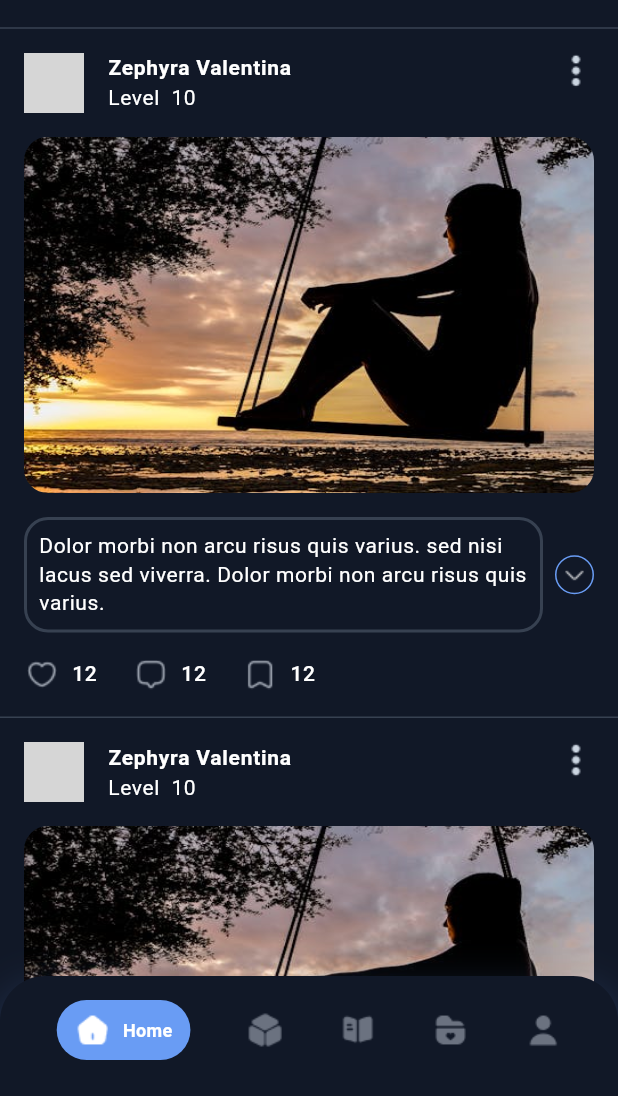
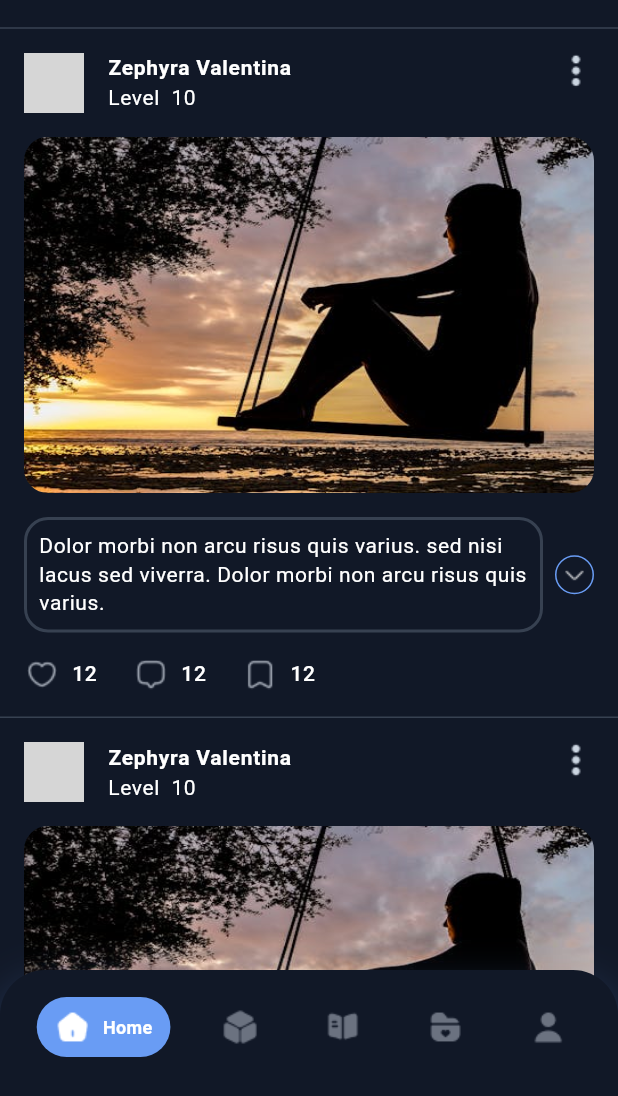
Before and after one commit to DargaHasanBasri/word_prime, a Flutter app: the screen it shows after launch, scrolled down 576 dp, on a phone screen of 412 x 824 dp, the part 140-1236 px from its top. Run offline on Flutter 3.47's test engine with Material 3 defaults, Android fonts, the phone set to English and light mode, and no system bars; our stand-ins replace cached_network_image, dotted_border, easy_localization, get_it; network calls fail; grey boxes are pictures that could not be loaded.

Commit message:
Update app icon
and Fix bottom nav bar

```diff
--- a/lib/ui/pages/main_tab/components/custom_bottom_navigation_bar.dart
+++ b/lib/ui/pages/main_tab/components/custom_bottom_navigation_bar.dart
@@ -1,5 +1,6 @@
 import 'package:word_prime/export.dart';
 import 'package:word_prime/ui/pages/main_tab/components/active_bottom_navigation_bar_item.dart';
+import 'package:word_prime/ui/pages/main_tab/components/inactive_bottom_navigation_bar_item.dart';
 
 class CustomBottomNavigationBar extends StatelessWidget {
   final ValueNotifier<int> whichIndex;
@@ -32,90 +33,50 @@ class CustomBottomNavigationBar extends StatelessWidget {
             return Row(
               mainAxisAlignment: MainAxisAlignment.spaceEvenly,
               children: [
-                GestureDetector(
-                  onTap: () {
-                    whichIndex.value = 0;
-                  },
-                  child: whichIndex.value == 0
+                whichIndex.value == 0
                     ? ActiveBottomNavigationBarItem(
                         iconAddress: AppAssets.icMainTabHomePath,
                         pageName: LocaleKeys.home.locale,
                       )
-                      : Image.asset(
-                          AppAssets.icMainTabHomePath,
-                          width: AppSizes.appOverallIconWidth,
-                          height: AppSizes.appOverallIconHeight,
-                          color:
-                              Theme.of(context).colorScheme.tertiaryContainer,
+                    : InactiveBottomNavigationBarItem(
+                        iconAddress: AppAssets.icMainTabHomePath,
+                        onTapIcon: () => whichIndex.value = 0,
                       ),
-                ),
-                GestureDetector(
-                  onTap: () {
-                    whichIndex.value = 1;
-                  },
-                  child: whichIndex.value == 1
+                whichIndex.value == 1
                     ? ActiveBottomNavigationBarItem(
                         iconAddress: AppAssets.icMainTabActivityPath,
                         pageName: LocaleKeys.activity.locale,
                       )
-                      : Image.asset(
-                          AppAssets.icMainTabActivityPath,
-                          width: AppSizes.appOverallIconWidth,
-                          height: AppSizes.appOverallIconHeight,
-                          color:
-                              Theme.of(context).colorScheme.tertiaryContainer,
+                    : InactiveBottomNavigationBarItem(
+                        iconAddress: AppAssets.icMainTabActivityPath,
+                        onTapIcon: () => whichIndex.value = 1,
                       ),
-                ),
-                GestureDetector(
-                  onTap: () {
-                    whichIndex.value = 2;
-                  },
-                  child: whichIndex.value == 2
+                whichIndex.value == 2
                     ? ActiveBottomNavigationBarItem(
                         iconAddress: AppAssets.icMainTabWordAddPath,
                         pageName: LocaleKeys.addWord.locale,
                       )
-                      : Image.asset(
-                          AppAssets.icMainTabWordAddPath,
-                          width: AppSizes.appOverallIconWidth,
-                          height: AppSizes.appOverallIconHeight,
-                          color:
-                              Theme.of(context).colorScheme.tertiaryContainer,
+                    : InactiveBottomNavigationBarItem(
+                        iconAddress: AppAssets.icMainTabWordAddPath,
+                        onTapIcon: () => whichIndex.value = 2,
                       ),
-                ),
-                GestureDetector(
-                  onTap: () {
-                    whichIndex.value = 3;
-                  },
-                  child: whichIndex.value == 3
+                whichIndex.value == 3
                     ? ActiveBottomNavigationBarItem(
                         iconAddress: AppAssets.icMainTabTaskPath,
                         pageName: LocaleKeys.tasks.locale,
                       )
-                      : Image.asset(
-                          AppAssets.icMainTabTaskPath,
-                          width: AppSizes.appOverallIconWidth,
-                          height: AppSizes.appOverallIconHeight,
-                          color:
-                              Theme.of(context).colorScheme.tertiaryContainer,
+                    : InactiveBottomNavigationBarItem(
+                        iconAddress: AppAssets.icMainTabTaskPath,
+                        onTapIcon: () => whichIndex.value = 3,
                       ),
-                ),
-                GestureDetector(
-                  onTap: () {
-                    whichIndex.value = 4;
-                  },
-                  child: whichIndex.value == 4
+                whichIndex.value == 4
                     ? ActiveBottomNavigationBarItem(
                         iconAddress: AppAssets.icMainTabProfilePath,
                         pageName: LocaleKeys.profile.locale,
                       )
-                      : Image.asset(
-                          AppAssets.icMainTabProfilePath,
-                          width: AppSizes.appOverallIconWidth,
-                          height: AppSizes.appOverallIconHeight,
-                          color:
-                              Theme.of(context).colorScheme.tertiaryContainer,
-                        ),
+                    : InactiveBottomNavigationBarItem(
+                        iconAddress: AppAssets.icMainTabProfilePath,
+                        onTapIcon: () => whichIndex.value = 4,
                       ),
               ],
             );
--- /dev/null
+++ b/lib/ui/pages/main_tab/components/inactive_bottom_navigation_bar_item.dart
@@ -0,0 +1,33 @@
+import 'package:word_prime/export.dart';
+
+class InactiveBottomNavigationBarItem extends StatelessWidget {
+  final String iconAddress;
+  final VoidCallback onTapIcon;
+  const InactiveBottomNavigationBarItem({
+    super.key,
+    required this.iconAddress,
+    required this.onTapIcon,
+  });
+
+  @override
+  Widget build(BuildContext context) {
+    return Material(
+      borderRadius: BorderRadius.circular(20),
+      color: Colors.transparent,
+      child: InkWell(
+        borderRadius: BorderRadius.circular(20),
+        splashColor: Colors.transparent,
+        onTap: () => onTapIcon.call(),
+        child: Ink(
+          padding: EdgeInsets.all(10),
+          child: Image.asset(
+            iconAddress,
+            width: AppSizes.appOverallIconWidth,
+            height: AppSizes.appOverallIconHeight,
+            color: Theme.of(context).colorScheme.tertiaryContainer,
+          ),
+        ),
+      ),
+    );
+  }
+}
--- a/pubspec.yaml
+++ b/pubspec.yaml
@@ -29,7 +29,7 @@ dev_dependencies:
 flutter_launcher_icons:
   android: "launcher_icon"
   ios: "AppIcon"
-  image_path: "assets/images/ic_app_logo.png"
+  image_path: "assets/images/ic_logo.png"
   min_sdk_android: 21
   remove_alpha_ios: true
 
```
Also changed, not shown: assets/images/ic_logo.png (added), 26 other files. Lines whose indentation alone changed are shown as unchanged.
